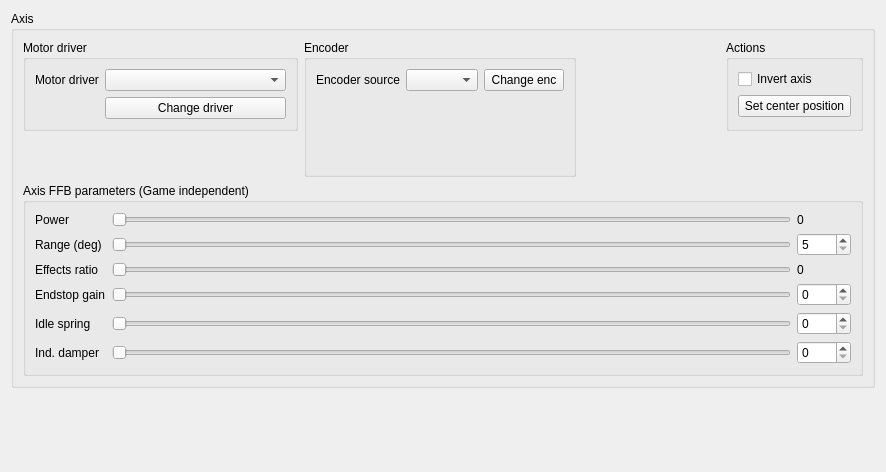
This is res/axis_ui.ui in Ultrawipf/OpenFFBoard-configurator as Qt 5 draws it before an edit. The edited form follows.
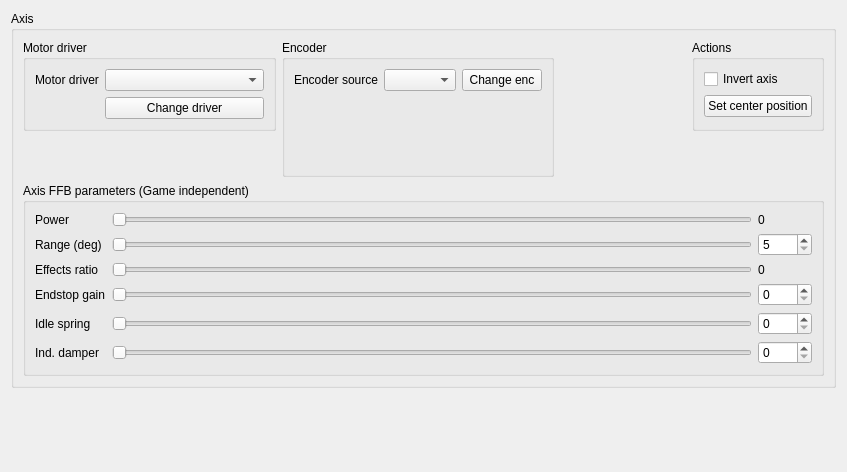
This is the edited form.

Commit message: Added MT encoder setting

Patch:
```diff
--- a/res/axis_ui.ui
+++ b/res/axis_ui.ui
@@ -6,7 +6,7 @@
    <rect>
     <x>0</x>
     <y>0</y>
-    <width>886</width>
+    <width>847</width>
     <height>472</height>
    </rect>
   </property>
@@ -395,7 +395,7 @@
        <widget class="QGroupBox" name="groupBox_encoder">
         <property name="sizePolicy">
          <sizepolicy hsizetype="MinimumExpanding" vsizetype="MinimumExpanding">
-          <horstretch>0</horstretch>
+          <horstretch>1</horstretch>
           <verstretch>0</verstretch>
          </sizepolicy>
         </property>
@@ -411,7 +411,17 @@
           </widget>
          </item>
          <item row="0" column="1">
-          <widget class="QComboBox" name="comboBox_encoder"/>
+          <widget class="QComboBox" name="comboBox_encoder">
+           <property name="sizePolicy">
+            <sizepolicy hsizetype="Expanding" vsizetype="Fixed">
+             <horstretch>1</horstretch>
+             <verstretch>0</verstretch>
+            </sizepolicy>
+           </property>
+           <property name="sizeAdjustPolicy">
+            <enum>QComboBox::AdjustToContents</enum>
+           </property>
+          </widget>
          </item>
          <item row="0" column="2">
           <widget class="QPushButton" name="pushButton_submit_enc">
```
The commit also changes 2 other files.
